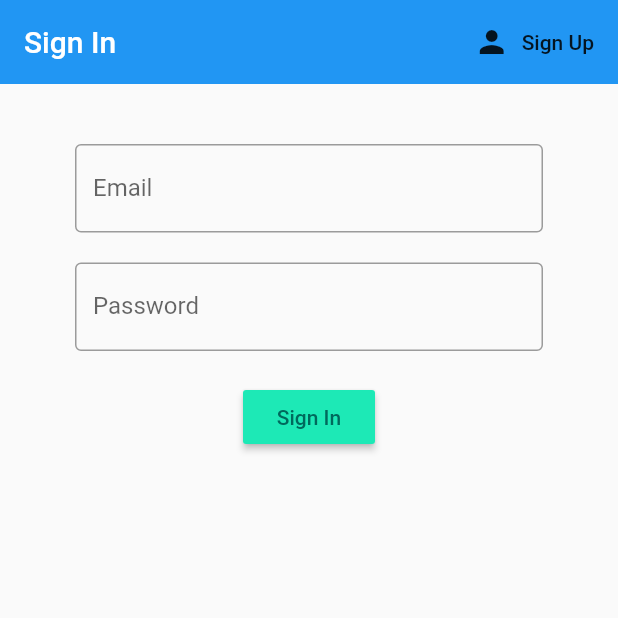
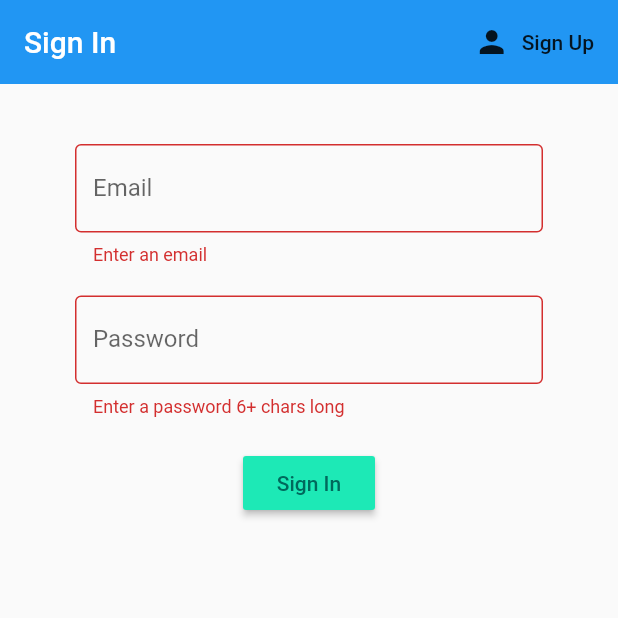
Before and after one commit to slane2/conscientious_consumer, a Flutter app: the screen it shows after launch, after a tap on "Sign In", on a phone screen of 412 x 824 dp, the top half of it. Run offline on Flutter 3.47's test engine with Material 2 defaults, Android fonts, the phone set to English and light mode, and no system bars; our stand-ins replace cloud_firestore, firebase_auth, firebase_core, firebase_storage; accounts and stored records are empty.

Commit message:
Add sign in validation based on firebase requirements.

```diff
--- a/lib/screens/authenticate/sign_in.dart
+++ b/lib/screens/authenticate/sign_in.dart
@@ -16,9 +16,12 @@ class SignIn extends StatefulWidget {
 
 class _SignInState extends State<SignIn> {
   final AuthService _auth = AuthService();
+  final _formKey = GlobalKey<FormState>();
+
   //text field state
   String email = '';
   String password = '';
+  String error = '';
 
   @override
   Widget build(BuildContext context) {
@@ -34,13 +37,13 @@ class _SignInState extends State<SignIn> {
       body: Container(
           padding: EdgeInsets.symmetric(vertical: 20.0, horizontal: 50.0),
           child: Form(
+            key: _formKey,
             child: Column(children: <Widget>[
               SizedBox(height: 20.0),
               TextFormField(
                 decoration: InputDecoration(
-                  labelText: 'Email',
-                  border: OutlineInputBorder()
-                ),
+                    labelText: 'Email', border: OutlineInputBorder()),
+                validator: (val) => val.isEmpty ? 'Enter an email' : null,
                 onChanged: (val) {
                   setState(() => email = val);
                 },
@@ -48,9 +51,9 @@ class _SignInState extends State<SignIn> {
               SizedBox(height: 20.0),
               TextFormField(
                   decoration: InputDecoration(
-                  labelText: 'Password',
-                  border: OutlineInputBorder()
-                ),
+                      labelText: 'Password', border: OutlineInputBorder()),
+                  validator: (val) =>
+                      val.length < 6 ? 'Enter a password 6+ chars long' : null,
                   obscureText: true,
                   onChanged: (val) {
                     setState(() => password = val);
@@ -63,9 +66,20 @@ class _SignInState extends State<SignIn> {
                   style: TextStyle(color: Colors.teal[800]),
                 ),
                 onPressed: () async {
-                    print(email);
-                    print('Signed In');
-                  })
+                  if (_formKey.currentState.validate()) {
+                    dynamic result = await _auth.signInWithEmailAndPassword(
+                        email, password);
+                    if (result == null) {
+                      setState(() => error = 'Could not sign in with those credentials');
+                    }
+                  }
+                }
+              ),
+              SizedBox(height: 12.0),
+              Text(
+                error,
+                style: TextStyle(color: Colors.red, fontSize: 12.0),
+              )
             ]),
           )),
     );
--- a/lib/services/auth.dart
+++ b/lib/services/auth.dart
@@ -29,6 +29,17 @@ class AuthService {
   }
 
   //sign in with email and password
+  Future signInWithEmailAndPassword(String email, String password) async {
+    try {
+      UserCredential result = await _auth.signInWithEmailAndPassword(
+          email: email, password: password);
+      User user = result.user;
+      return _userFromFirebaseUser(user);
+    } catch (e) {
+      print(e.toString());
+      return null;
+    }
+  }
 
   //register with email and password
   Future registerWithEmailAndPassword(String email, String password) async {
```
Lines whose indentation alone changed are shown as unchanged.
